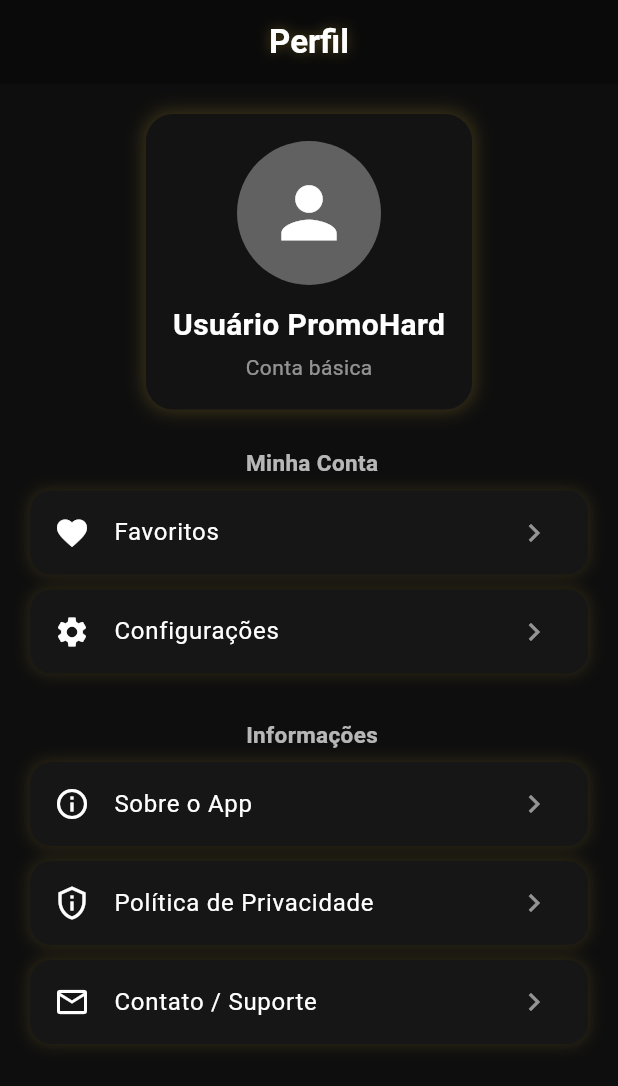
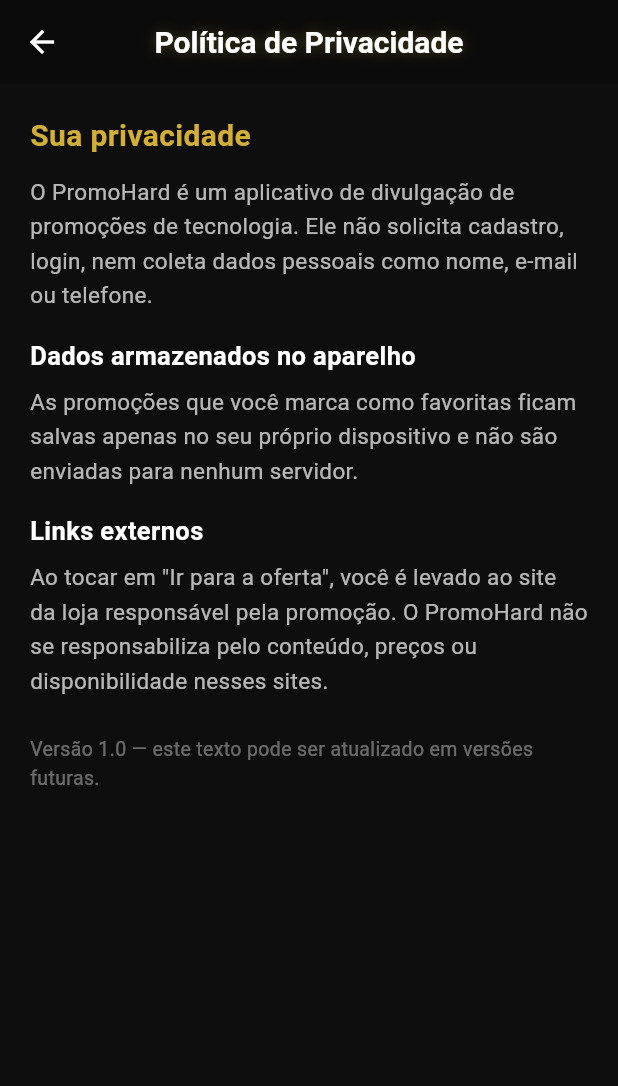
Before and after one commit to Dratiss/PromoHardFlutter, a Flutter app: the ProfilePage screen opened directly, after a tap on "Política de Privacidade", on a phone screen of 412 x 824 dp. Shown: the top 1086 px of the screen. Run offline on Flutter 3.47's test engine with Material 3 defaults, Android fonts, the phone set to English and light mode, and no system bars; our stand-ins replace share_plus, shared_preferences; accounts and stored records are empty; network calls fail.

Commit message:
App pronto pra uso: favoritos persistentes, retry, categorias e perfil
- Favoritos agora persistem no aparelho (shared_preferences); carregados no main()
- Coracao de favorito na tela de detalhes agora funciona (StatefulWidget)
- Categorias vazias sao escondidas automaticamente (so mostra as que tem oferta)
- Puxar-pra-atualizar (RefreshIndicator) e botao 'Tentar novamente' na home e categoria
- Perfil: Politica de Privacidade vira pagina propria; Contato abre e-mail (mailto)
- Novo widget ErrorRetry reutilizavel

Co-Authored-By: Claude Fable 5 <noreply@anthropic.com>

```diff
--- a/lib/main.dart
+++ b/lib/main.dart
@@ -1,5 +1,6 @@
 import 'package:flutter/material.dart';
 import 'pages/splash_page.dart';
+import 'services/favorites_service.dart';
 
 // Centralizando a Paleta de Cores Premium Black & Gold
 class AppColors {
@@ -10,7 +11,9 @@ class AppColors {
   static const Color promoGreen = Color(0xFF2ECC71); // Verde para preços promocionais
 }
 
-void main() {
+void main() async {
+  WidgetsFlutterBinding.ensureInitialized();
+  await FavoritesService.load(); // Carrega os favoritos salvos no aparelho
   runApp(const MyApp());
 }
 
--- /dev/null
+++ b/lib/pages/privacy_page.dart
@@ -0,0 +1,92 @@
+import 'package:flutter/material.dart';
+import '../main.dart';
+
+class PrivacyPage extends StatelessWidget {
+  const PrivacyPage({super.key});
+
+  @override
+  Widget build(BuildContext context) {
+    return Scaffold(
+      backgroundColor: const Color(0xFF0E0E0E),
+      appBar: AppBar(
+        backgroundColor: const Color(0xFF0A0A0A),
+        centerTitle: true,
+        elevation: 0,
+        title: Text(
+          "Política de Privacidade",
+          style: TextStyle(
+            fontWeight: FontWeight.bold,
+            fontSize: 20,
+            color: Colors.white,
+            shadows: [
+              Shadow(
+                color: AppColors.goldAccent.withOpacity(0.35),
+                blurRadius: 10,
+              ),
+            ],
+          ),
+        ),
+      ),
+      body: const SingleChildScrollView(
+        padding: EdgeInsets.all(20),
+        child: Column(
+          crossAxisAlignment: CrossAxisAlignment.start,
+          children: [
+            Text(
+              "Sua privacidade",
+              style: TextStyle(
+                color: AppColors.goldAccent,
+                fontSize: 20,
+                fontWeight: FontWeight.bold,
+              ),
+            ),
+            SizedBox(height: 12),
+            Text(
+              "O PromoHard é um aplicativo de divulgação de promoções de "
+              "tecnologia. Ele não solicita cadastro, login, nem coleta dados "
+              "pessoais como nome, e-mail ou telefone.",
+              style: TextStyle(color: Colors.white70, fontSize: 15, height: 1.5),
+            ),
+            SizedBox(height: 16),
+            Text(
+              "Dados armazenados no aparelho",
+              style: TextStyle(
+                color: Colors.white,
+                fontSize: 17,
+                fontWeight: FontWeight.w600,
+              ),
+            ),
+            SizedBox(height: 8),
+            Text(
+              "As promoções que você marca como favoritas ficam salvas apenas "
+              "no seu próprio dispositivo e não são enviadas para nenhum "
+              "servidor.",
+              style: TextStyle(color: Colors.white70, fontSize: 15, height: 1.5),
+            ),
+            SizedBox(height: 16),
+            Text(
+              "Links externos",
+              style: TextStyle(
+                color: Colors.white,
+                fontSize: 17,
+                fontWeight: FontWeight.w600,
+              ),
+            ),
+            SizedBox(height: 8),
+            Text(
+              "Ao tocar em \"Ir para a oferta\", você é levado ao site da loja "
+              "responsável pela promoção. O PromoHard não se responsabiliza "
+              "pelo conteúdo, preços ou disponibilidade nesses sites.",
+              style: TextStyle(color: Colors.white70, fontSize: 15, height: 1.5),
+            ),
+            SizedBox(height: 24),
+            Text(
+              "Versão 1.0 — este texto pode ser atualizado em versões futuras.",
+              style: TextStyle(color: Colors.white38, fontSize: 13),
+            ),
+          ],
+        ),
+      ),
+    );
+  }
+}
--- a/lib/pages/profile.dart
+++ b/lib/pages/profile.dart
@@ -1,8 +1,10 @@
 import 'package:flutter/material.dart';
+import 'package:url_launcher/url_launcher.dart';
 import '../main.dart';
 import 'settings_page.dart';
 import 'favorites_page.dart';
 import 'about_page.dart'; // <-- import NECESSÁRIO
+import 'privacy_page.dart';
 
 class ProfilePage extends StatelessWidget {
   const ProfilePage({super.key});
@@ -110,11 +112,13 @@ class ProfilePage extends StatelessWidget {
               context,
               icon: Icons.privacy_tip_outlined,
               label: "Política de Privacidade",
+              page: const PrivacyPage(),
             ),
             buildMenuItem(
               context,
               icon: Icons.email_outlined,
               label: "Contato / Suporte",
+              onTap: () => _abrirEmailSuporte(context),
             ),
           ],
         ),
@@ -137,7 +141,10 @@ class ProfilePage extends StatelessWidget {
   }
 
   Widget buildMenuItem(BuildContext context,
-      {required IconData icon, required String label, Widget? page}) {
+      {required IconData icon,
+      required String label,
+      Widget? page,
+      VoidCallback? onTap}) {
     return Container(
       margin: const EdgeInsets.only(bottom: 10),
       decoration: BoxDecoration(
@@ -159,7 +166,9 @@ class ProfilePage extends StatelessWidget {
         ),
         trailing: const Icon(Icons.chevron_right, color: Colors.white54),
         onTap: () {
-          if (page != null) {
+          if (onTap != null) {
+            onTap();
+          } else if (page != null) {
             Navigator.push(
               context,
               MaterialPageRoute(builder: (_) => page),
@@ -169,4 +178,22 @@ class ProfilePage extends StatelessWidget {
       ),
     );
   }
+
+  Future<void> _abrirEmailSuporte(BuildContext context) async {
+    final uri = Uri(
+      scheme: "mailto",
+      path: "suporte@promohard.com.br",
+      query: "subject=Suporte PromoHard",
+    );
+    if (await canLaunchUrl(uri)) {
+      await launchUrl(uri);
+    } else if (context.mounted) {
+      ScaffoldMessenger.of(context).showSnackBar(
+        const SnackBar(
+          content: Text("Nenhum app de e-mail encontrado. "
+              "Escreva para suporte@promohard.com.br"),
+        ),
+      );
+    }
+  }
 }
--- a/pubspec.yaml
+++ b/pubspec.yaml
@@ -14,6 +14,7 @@ dependencies:
   http: ^1.2.0
   share_plus: ^10.1.2
   url_launcher: ^6.3.1
+  shared_preferences: ^2.2.0
 
 dev_dependencies:
   flutter_test:
```
Also changed, not shown: lib/pages/categories.dart (+55 -10 lines), lib/pages/category_products_page.dart (+24 -8 lines), lib/pages/home.dart (+24 -8 lines), lib/pages/promo_details_page.dart (+37 -8 lines), lib/services/favorites_service.dart (+30 -0 lines), lib/widgets/error_retry.dart (added, +49 -0 lines).
